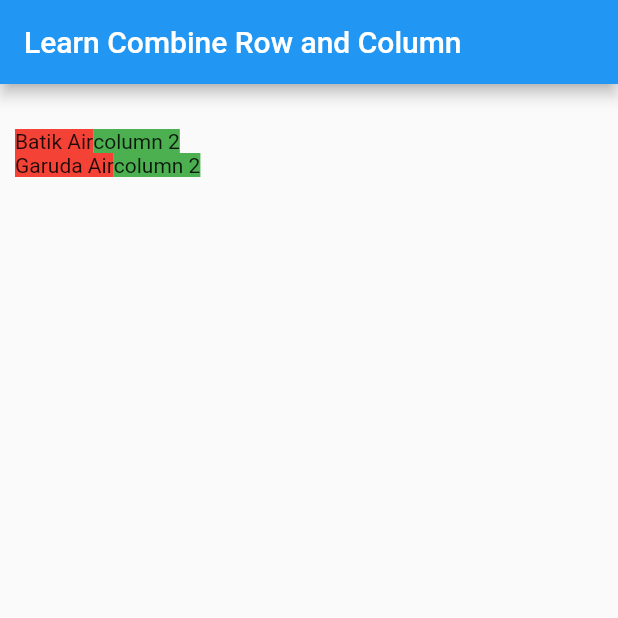
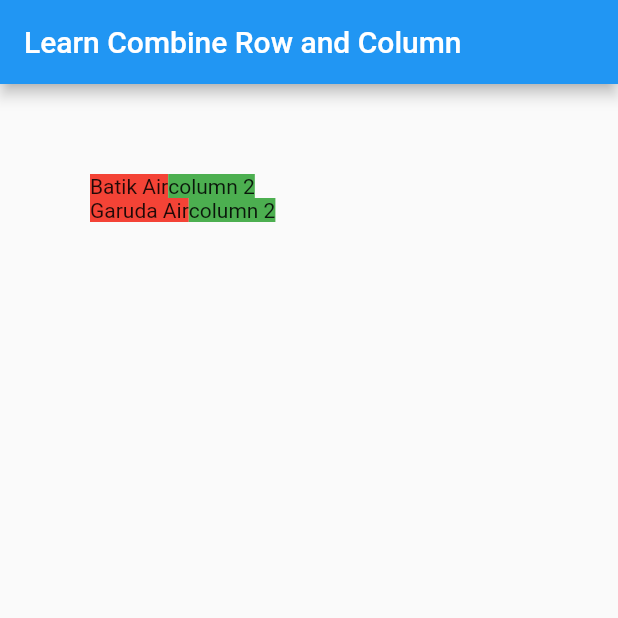
Before and after one commit to alfirajessica/UI_dart, a Flutter app: the screen it shows after launch, on a phone screen of 412 x 824 dp, the top half of it. Run offline on Flutter 3.47's test engine with Material 2 defaults, Android fonts, the phone set to English and light mode, and no system bars.

Commit message:
still combine row and col

```diff
--- a/lib/app_screens/Combinerowcol.dart
+++ b/lib/app_screens/Combinerowcol.dart
@@ -10,7 +10,8 @@ class Combinerowcol extends StatelessWidget {
         title: Text('Learn Combine Row and Column'),
       ),
       body: Container(
-        padding: EdgeInsets.only(left: 10, top: 30),
+        padding: EdgeInsets.all(30),
+        margin: EdgeInsets.all(30),
         child: Column(
           children: <Widget>[
             Row(
```
